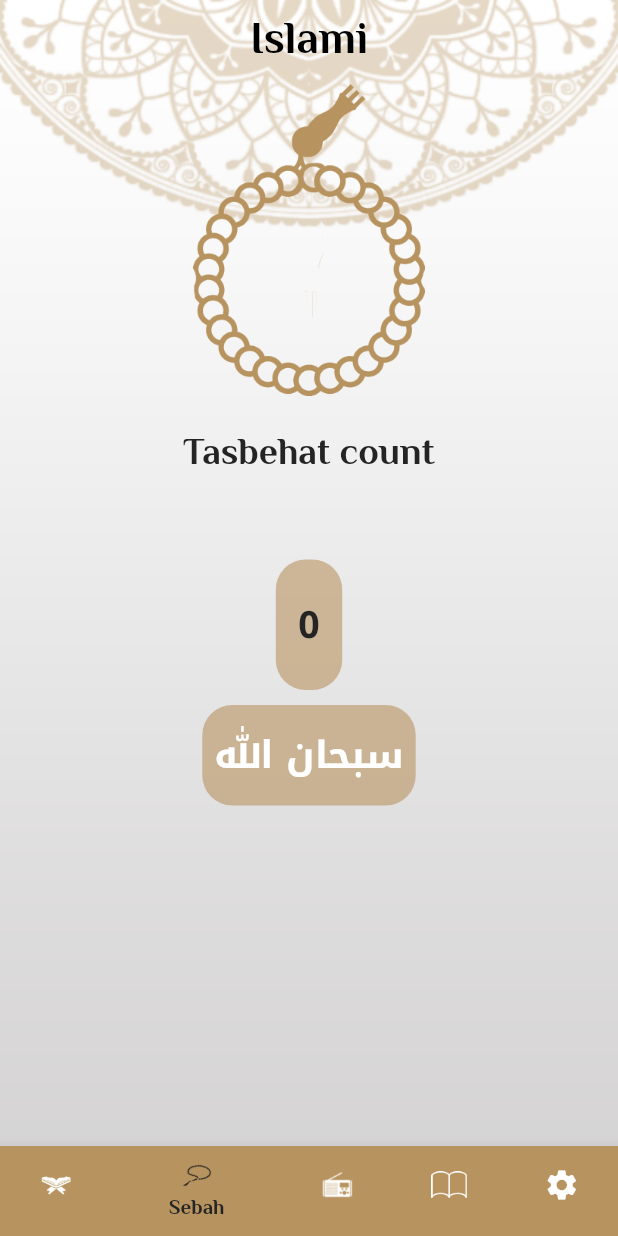
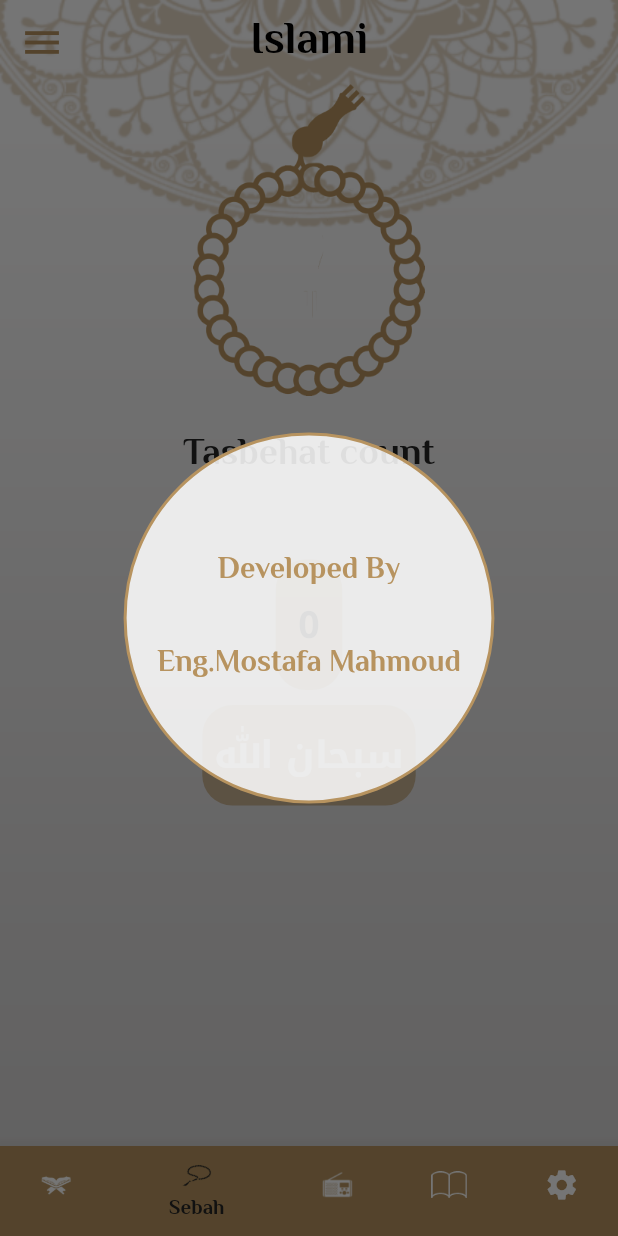
Before and after one commit to MostafaMahmoud2020/islami, a Flutter app: the screen it shows after launch, item 2 of the bottom bar chosen, with the side drawer open (before the commit the screen has no drawer), on a phone screen of 412 x 824 dp. Run offline on Flutter 3.47's test engine with Material 2 defaults, Android fonts, the phone set to English and light mode, and no system bars; our stand-ins replace google_fonts; generated files the repository leaves out were written again.

Commit message:
updating in sebah tab ,when one cycle completed, color image changes, updating in settings tab adding a new func.

```diff
--- a/lib/ahadeth_screen.dart
+++ b/lib/ahadeth_screen.dart
@@ -1,5 +1,4 @@
 import 'package:flutter/material.dart';
-import 'package:flutter/services.dart';
 import 'package:islami_application/ahadeth_model.dart';
 import 'package:islami_application/myThemeData.dart';
 
@@ -27,9 +26,9 @@ class AhadethScreen extends StatelessWidget {
               elevation: 50,
               shape: RoundedRectangleBorder(
                   side: BorderSide(width: 1, color: MyThemeData.primaryColor),
-                  borderRadius: BorderRadius.all(Radius.circular(30))),
+                  borderRadius: const BorderRadius.all(Radius.circular(30))),
               child: Padding(
-                padding: EdgeInsets.all(15),
+                padding: const EdgeInsets.all(15),
                 child: ListView.separated(
                     itemBuilder: (context, index) {
                       return Text(
--- a/lib/home_screen.dart
+++ b/lib/home_screen.dart
@@ -24,6 +24,29 @@ class _homeScreenState extends State<homeScreen> {
         Image.asset("assets/images/background.png",
             fit: BoxFit.fill, width: double.infinity),
         Scaffold(
+          drawer: Stack(
+            children: [
+              Container(
+                  decoration: BoxDecoration(
+                    border:
+                        Border.all(color: MyThemeData.primaryColor, width: 2),
+                    shape: BoxShape.circle,
+                    color: Colors.white.withAlpha(220),
+                  ),
+                  width: MediaQuery.of(context).size.width * .6,
+                  height: MediaQuery.of(context).size.height * .6,
+                  margin: EdgeInsets.all(MediaQuery.of(context).size.width / 5),
+                  child: Center(
+                    child: Text("""Developed By
+                                   Eng.Mostafa Mahmoud""",
+                        style: Theme.of(context).textTheme.bodySmall?.copyWith(
+                              color: MyThemeData.primaryColor,
+                              fontWeight: FontWeight.bold,
+                            ),
+                        textAlign: TextAlign.center),
+                  )),
+            ],
+          ),
           appBar: AppBar(
             title:
                 //------------- add font manually ___________________________
@@ -32,7 +55,7 @@ class _homeScreenState extends State<homeScreen> {
                 //________________ using a package called google_fonts __________________
                 // Text("islami", style:GoogleFonts.elMessiri(fontSize: 30,color: Color(0xFF242424))),
 
-            Text(AppLocalizations.of(context)!.appTitle,
+                Text(AppLocalizations.of(context)!.appTitle,
                     style: Theme.of(context)
                         .textTheme
                         .bodyLarge
@@ -46,23 +69,27 @@ class _homeScreenState extends State<homeScreen> {
               },
               items: [
                 BottomNavigationBarItem(
-                    icon: ImageIcon(AssetImage("assets/images/quran.png")),
+                    icon:
+                        const ImageIcon(AssetImage("assets/images/quran.png")),
                     label: "Quran",
                     backgroundColor: MyThemeData.primaryColor),
                 BottomNavigationBarItem(
-                    icon: ImageIcon(AssetImage("assets/images/sebha.png")),
+                    icon:
+                        const ImageIcon(AssetImage("assets/images/sebha.png")),
                     label: "Sebah",
                     backgroundColor: MyThemeData.primaryColor),
                 BottomNavigationBarItem(
-                    icon: ImageIcon(AssetImage("assets/images/radio.png")),
+                    icon:
+                        const ImageIcon(AssetImage("assets/images/radio.png")),
                     label: "Radio",
                     backgroundColor: MyThemeData.primaryColor),
                 BottomNavigationBarItem(
-                    icon: ImageIcon(AssetImage("assets/images/ahadeth.png")),
+                    icon: const ImageIcon(
+                        AssetImage("assets/images/ahadeth.png")),
                     label: "Ahadeth",
                     backgroundColor: MyThemeData.primaryColor),
                 BottomNavigationBarItem(
-                    icon: Icon(Icons.settings),
+                    icon: const Icon(Icons.settings),
                     label: "Settings",
                     backgroundColor: MyThemeData.primaryColor),
               ]),
--- a/lib/myThemeData.dart
+++ b/lib/myThemeData.dart
@@ -7,7 +7,7 @@ class MyThemeData {
   static Color blackColor = Color(0xFF242424);
 
   static ThemeData lightTheme = ThemeData(
-      iconTheme: IconThemeData(color: primaryColor, size: 50),
+      iconTheme: IconThemeData(color: primaryColor, size: 30),
       scaffoldBackgroundColor: Colors.transparent,
       textTheme: TextTheme(
         bodySmall: GoogleFonts.elMessiri(
@@ -18,7 +18,7 @@ class MyThemeData {
         bodyMedium: GoogleFonts.elMessiri(
           fontSize: 25,
           fontWeight: FontWeight.w700,
-          color: Color(0xFFFFFFFF),
+          color: const Color(0xFFFFFFFF),
         ),
         bodyLarge: GoogleFonts.elMessiri(
           fontSize: 30,
@@ -28,8 +28,8 @@ class MyThemeData {
       ),
       appBarTheme: AppBarTheme(
           color: Colors.transparent,
+          centerTitle: true,
           elevation: 0.0,
-          centerTitle: true,
           iconTheme: IconThemeData(color: primaryColor)),
       bottomNavigationBarTheme: BottomNavigationBarThemeData(
         selectedItemColor: blackColor,
--- a/lib/sura_details_screen.dart
+++ b/lib/sura_details_screen.dart
@@ -35,9 +35,9 @@ class _SuraDetailsScreenState extends State<SuraDetailsScreen> {
           elevation: 50,
           shape: RoundedRectangleBorder(
               side: BorderSide(width: 1, color: MyThemeData.primaryColor),
-              borderRadius: BorderRadius.all(Radius.circular(15))),
+              borderRadius: const BorderRadius.all(Radius.circular(15))),
           child: Padding(
-            padding: EdgeInsets.all(9),
+            padding: const EdgeInsets.all(9),
             child: ListView.separated(
                 separatorBuilder: (context, index) => Divider(
                     color: MyThemeData.primaryColor,
--- a/lib/tabs/sebha_tab.dart
+++ b/lib/tabs/sebha_tab.dart
@@ -1,9 +1,11 @@
 import 'package:flutter/material.dart';
+import 'package:flutter_gen/gen_l10n/app_localizations.dart';
 import 'package:google_fonts/google_fonts.dart';
 import 'package:islami_application/myThemeData.dart';
-import 'package:flutter_gen/gen_l10n/app_localizations.dart';
 
 class SebhaTab extends StatefulWidget {
+  const SebhaTab({super.key});
+
   @override
   State<SebhaTab> createState() => _SebhaTabState();
 }
@@ -16,6 +18,7 @@ class _SebhaTabState extends State<SebhaTab> {
   double newAngle = 0;
   int index = 0;
   bool flag = false;
+  Color? color;
 
   @override
   Widget build(BuildContext context) {
@@ -28,20 +31,20 @@ class _SebhaTabState extends State<SebhaTab> {
             child: Transform.rotate(
               angle: newAngle,
               child: Image.asset("assets/images/sebha_image.png",
-                  scale: 1.5, alignment: Alignment.topCenter),
+                  color: color, scale: 1.5, alignment: Alignment.topCenter),
             ),
           ),
-          SizedBox(height: 20),
+          const SizedBox(height: 20),
           Text(AppLocalizations.of(context)!.tasbehatCount,
               style: Theme.of(context)
                   .textTheme
                   .bodyMedium
                   ?.copyWith(color: MyThemeData.blackColor)),
-          SizedBox(height: 40),
+          const SizedBox(height: 40),
           Visibility(
             visible: flag,
             child: Container(
-              padding: EdgeInsets.all(5),
+              padding: const EdgeInsets.all(5),
               decoration: BoxDecoration(
                 borderRadius: BorderRadius.circular(15),
                 color: MyThemeData.primaryColor.withOpacity(0.6),
@@ -55,24 +58,24 @@ class _SebhaTabState extends State<SebhaTab> {
               ),
             ),
           ),
-          SizedBox(height: 10),
+          const SizedBox(height: 10),
           Container(
               decoration: BoxDecoration(
                   color: MyThemeData.primaryColor.withOpacity(0.6),
                   borderRadius: BorderRadius.circular(20)),
-              padding: EdgeInsets.symmetric(horizontal: 15, vertical: 20),
+              padding: const EdgeInsets.symmetric(horizontal: 15, vertical: 20),
               child: Text("$counter",
                   textAlign: TextAlign.center,
                   style: GoogleFonts.notoKufiArabic(
                       color: MyThemeData.blackColor,
                       fontSize: 25,
                       fontWeight: FontWeight.bold))),
-          SizedBox(height: 10),
+          const SizedBox(height: 10),
           Container(
               decoration: BoxDecoration(
                   color: MyThemeData.primaryColor.withOpacity(0.6),
                   borderRadius: BorderRadius.circular(20)),
-              padding: EdgeInsets.symmetric(horizontal: 8, vertical: 10),
+              padding: const EdgeInsets.symmetric(horizontal: 8, vertical: 10),
               child: Text("${sebha[index]}",
                   style: GoogleFonts.notoKufiArabic(
                       color: MyThemeData.whiteColor,
@@ -93,6 +96,7 @@ class _SebhaTabState extends State<SebhaTab> {
         index = 0;
         completedCycle++;
         flag = true;
+        color = Colors.black;
       }
       setState(() {});
       return;
@@ -100,6 +104,7 @@ class _SebhaTabState extends State<SebhaTab> {
     if (completedCycle == 1) {
       flag = false;
       completedCycle = 0;
+      color = MyThemeData.primaryColor;
     }
     newAngle += 1;
     setState(() {});
```
Also changed, not shown: lib/tabs/ahadeth_tab.dart (+9 -4 lines), lib/tabs/settings_tab.dart (+32 -5 lines).
